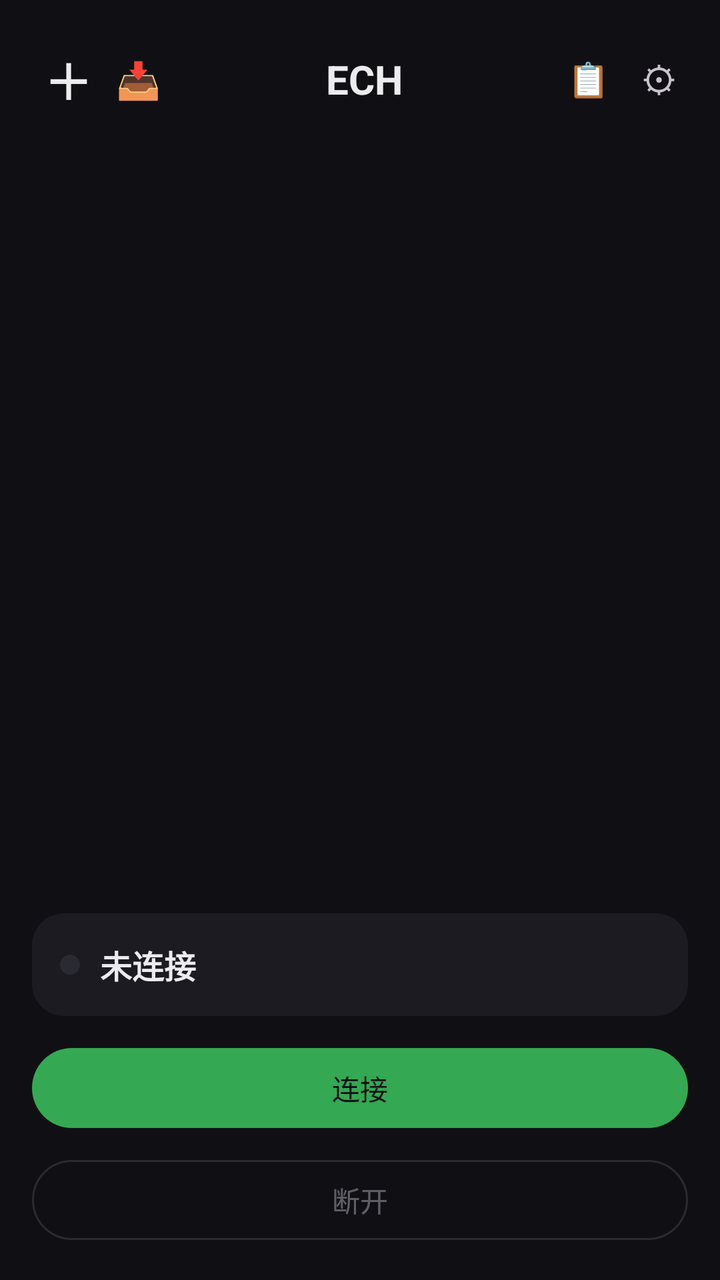
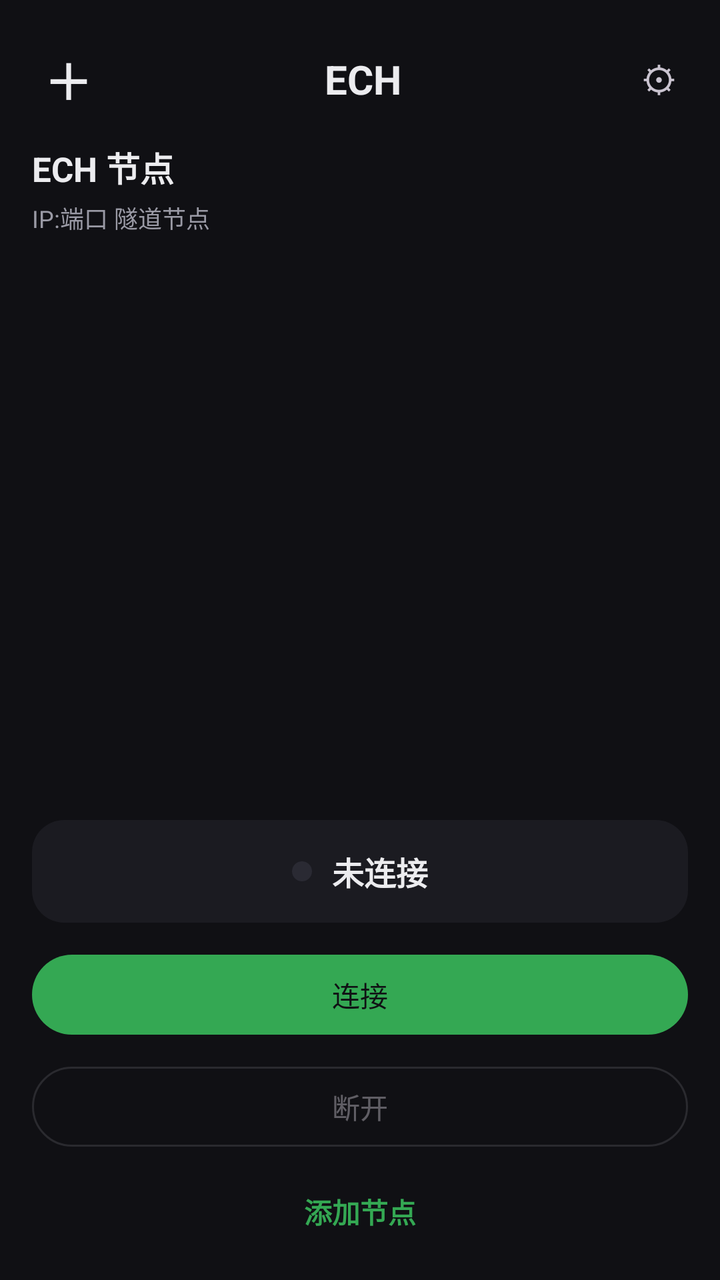

The first picture is an Android layout as it rendered before a commit; the second is the same layout after the commit. The layout source and the unified diff follow.
<!-- AndroidManifest.xml: application theme Theme.EchOS -->
<!-- res/layout/activity_main.xml -->
<?xml version="1.0" encoding="utf-8"?>
<LinearLayout xmlns:android="http://schemas.android.com/apk/res/android"
    android:layout_width="match_parent"
    android:layout_height="match_parent"
    android:orientation="vertical"
    android:background="@color/ech_bg"
    android:padding="16dp">

    
    <LinearLayout
        android:layout_width="match_parent"
        android:layout_height="wrap_content"
        android:gravity="center_vertical"
        android:orientation="horizontal">

        <TextView
            android:id="@+id/btnAddCard"
            android:layout_width="wrap_content"
            android:layout_height="wrap_content"
            android:background="?attr/selectableItemBackgroundBorderless"
            android:padding="6dp"
            android:text="＋"
            android:textColor="@color/ech_text"
            android:textSize="24sp"
            android:textStyle="bold" />

        <TextView
            android:id="@+id/btnImport"
            android:layout_width="wrap_content"
            android:layout_height="wrap_content"
            android:background="?attr/selectableItemBackgroundBorderless"
            android:padding="6dp"
            android:text="📥"
            android:textSize="18sp" />

        <TextView
            android:layout_width="0dp"
            android:layout_height="wrap_content"
            android:layout_weight="1"
            android:gravity="center"
            android:text="@string/ech_title"
            android:textColor="@color/ech_text"
            android:textSize="20sp"
            android:textStyle="bold" />

        <TextView
            android:id="@+id/btnLogs"
            android:layout_width="wrap_content"
            android:layout_height="wrap_content"
            android:background="?attr/selectableItemBackgroundBorderless"
            android:padding="6dp"
            android:text="📋"
            android:textSize="17sp" />

        <TextView
            android:id="@+id/btnSettings"
            android:layout_width="wrap_content"
            android:layout_height="wrap_content"
            android:layout_marginStart="4dp"
            android:background="?attr/selectableItemBackgroundBorderless"
            android:padding="6dp"
            android:text="⚙"
            android:textSize="18sp" />
    </LinearLayout>

    
    <LinearLayout
        android:id="@+id/emptyView"
        android:layout_width="match_parent"
        android:layout_height="0dp"
        android:layout_weight="1"
        android:gravity="center"
        android:orientation="vertical"
        android:visibility="gone">

        <TextView
            android:layout_width="wrap_content"
            android:layout_height="wrap_content"
            android:text="🛰"
            android:textSize="48sp" />

        <TextView
            android:layout_width="wrap_content"
            android:layout_height="wrap_content"
            android:layout_marginTop="12dp"
            android:text="@string/no_nodes"
            android:textColor="@color/ech_text"
            android:textSize="18sp"
            android:textStyle="bold" />

        <TextView
            android:layout_width="wrap_content"
            android:layout_height="wrap_content"
            android:layout_marginTop="6dp"
            android:gravity="center"
            android:text="@string/no_nodes_sub"
            android:textColor="@color/ech_sub"
            android:textSize="13sp" />
    </LinearLayout>

    
    <ScrollView
        android:id="@+id/cardsScroll"
        android:layout_width="match_parent"
        android:layout_height="0dp"
        android:layout_marginTop="8dp"
        android:layout_weight="1">

        <LinearLayout
            android:id="@+id/cardsContainer"
            android:layout_width="match_parent"
            android:layout_height="wrap_content"
            android:orientation="vertical" />
    </ScrollView>

    
    <LinearLayout
        android:id="@+id/statusCard"
        android:layout_width="match_parent"
        android:layout_height="wrap_content"
        android:layout_marginTop="12dp"
        android:background="@drawable/bg_status_card"
        android:orientation="vertical"
        android:padding="14dp">

        
        <LinearLayout
            android:layout_width="match_parent"
            android:layout_height="wrap_content"
            android:gravity="center_vertical"
            android:orientation="horizontal">

            <View
                android:id="@+id/statusDot"
                android:layout_width="10dp"
                android:layout_height="10dp"
                android:background="@drawable/bg_status_dot" />

            <TextView
                android:id="@+id/statusView"
                android:layout_width="wrap_content"
                android:layout_height="wrap_content"
                android:layout_marginStart="10dp"
                android:text="@string/disconnected"
                android:textColor="@color/ech_text"
                android:textSize="16sp"
                android:textStyle="bold" />
        </LinearLayout>

        
        <TextView
            android:id="@+id/statusError"
            android:layout_width="match_parent"
            android:layout_height="wrap_content"
            android:layout_marginTop="6dp"
            android:textColor="@color/ech_error"
            android:textSize="12sp"
            android:visibility="gone" />
    </LinearLayout>

    <com.google.android.material.button.MaterialButton
        android:id="@+id/btnStart"
        android:layout_width="match_parent"
        android:layout_height="wrap_content"
        android:layout_marginTop="12dp"
        android:text="@string/connect" />

    <com.google.android.material.button.MaterialButton
        android:id="@+id/btnStop"
        style="@style/Widget.Material3.Button.OutlinedButton"
        android:layout_width="match_parent"
        android:layout_height="wrap_content"
        android:layout_marginTop="8dp"
        android:enabled="false"
        android:text="@string/disconnect" />
</LinearLayout>
<!-- resources referenced by this layout -->
<resources>
  <color name="ech_bg">#101014</color>
  <color name="ech_error">#EA4335</color>
  <color name="ech_sub">#9A9AA5</color>
  <color name="ech_text">#ECECEF</color>
  <!-- drawable bg_status_card (drawable) -->
  <?xml version="1.0" encoding="utf-8"?>
  <shape xmlns:android="http://schemas.android.com/apk/res/android">
      <solid android:color="@color/ech_card" />
      <corners android:radius="16dp" />
  </shape>
  <!-- drawable bg_status_dot (drawable) -->
  <?xml version="1.0" encoding="utf-8"?>
  <shape xmlns:android="http://schemas.android.com/apk/res/android"
      android:shape="oval">
      <solid android:color="@color/ech_btn_disabled" />
      <size android:width="10dp" android:height="10dp" />
  </shape>
  <string name="connect">连接</string>
  <string name="disconnect">断开</string>
  <string name="disconnected">未连接</string>
  <string name="ech_title">ECH</string>
  <string name="no_nodes">还没有节点</string>
  <string name="no_nodes_sub">点击右上角 + 或下方按钮添加你的 Worker 节点</string>
  <style name="Theme.EchOS" parent="Theme.Material3.Dark.NoActionBar">
          <item name="android:windowBackground">@color/ech_bg</item>
          <item name="android:statusBarColor">@color/ech_topbar</item>
          <item name="android:navigationBarColor">@color/ech_bg</item>
          <item name="colorPrimary">@color/ech_green</item>
          <item name="colorPrimaryVariant">@color/ech_green_bg</item>
          <item name="colorOnPrimary">@color/ech_bg</item>
          <item name="android:colorAccent">@color/ech_green</item>
          <item name="android:textColorPrimary">@color/ech_text</item>
          <item name="android:textColorSecondary">@color/ech_sub</item>
          <item name="android:colorBackground">@color/ech_bg</item>
          <item name="android:windowLightStatusBar">false</item>
      </style>
  <color name="ech_card">#1B1B21</color>
  <color name="ech_btn_disabled">#2A2A33</color>
  <color name="ech_topbar">#17171C</color>
  <color name="ech_green">#34A853</color>
  <color name="ech_green_bg">#1E3A28</color>
</resources>

<!-- the commit's change to res/layout/activity_main.xml (unified diff, before → after) -->
@@ -25,15 +25,6 @@
             android:textStyle="bold" />
 
         <TextView
-            android:id="@+id/btnImport"
-            android:layout_width="wrap_content"
-            android:layout_height="wrap_content"
-            android:background="?attr/selectableItemBackgroundBorderless"
-            android:padding="6dp"
-            android:text="📥"
-            android:textSize="18sp" />
-
-        <TextView
             android:layout_width="0dp"
             android:layout_height="wrap_content"
             android:layout_weight="1"
@@ -42,15 +33,6 @@
             android:textColor="@color/ech_text"
             android:textSize="20sp"
             android:textStyle="bold" />
-
-        <TextView
-            android:id="@+id/btnLogs"
-            android:layout_width="wrap_content"
-            android:layout_height="wrap_content"
-            android:background="?attr/selectableItemBackgroundBorderless"
-            android:padding="6dp"
-            android:text="📋"
-            android:textSize="17sp" />
 
         <TextView
             android:id="@+id/btnSettings"
@@ -76,8 +58,9 @@
         <TextView
             android:layout_width="wrap_content"
             android:layout_height="wrap_content"
-            android:text="🛰"
-            android:textSize="48sp" />
+            android:text="⬡"
+            android:textColor="@color/ech_sub"
+            android:textSize="64sp" />
 
         <TextView
             android:layout_width="wrap_content"
@@ -96,6 +79,13 @@
             android:text="@string/no_nodes_sub"
             android:textColor="@color/ech_sub"
             android:textSize="13sp" />
+
+        <com.google.android.material.button.MaterialButton
+            android:id="@+id/btnEmptyAdd"
+            android:layout_width="wrap_content"
+            android:layout_height="wrap_content"
+            android:layout_marginTop="20dp"
+            android:text="@string/add_node" />
     </LinearLayout>
 
     
@@ -107,10 +97,41 @@
         android:layout_weight="1">
 
         <LinearLayout
-            android:id="@+id/cardsContainer"
             android:layout_width="match_parent"
             android:layout_height="wrap_content"
-            android:orientation="vertical" />
+            android:orientation="vertical">
+
+            
+            <LinearLayout
+                android:id="@+id/listHeader"
+                android:layout_width="match_parent"
+                android:layout_height="wrap_content"
+                android:orientation="vertical"
+                android:paddingBottom="12dp">
+
+                <TextView
+                    android:layout_width="wrap_content"
+                    android:layout_height="wrap_content"
+                    android:text="@string/nodes_title"
+                    android:textColor="@color/ech_text"
+                    android:textSize="17sp"
+                    android:textStyle="bold" />
+
+                <TextView
+                    android:layout_width="wrap_content"
+                    android:layout_height="wrap_content"
+                    android:layout_marginTop="4dp"
+                    android:text="@string/nodes_subtitle"
+                    android:textColor="@color/ech_sub"
+                    android:textSize="12sp" />
+            </LinearLayout>
+
+            <LinearLayout
+                android:id="@+id/cardsContainer"
+                android:layout_width="match_parent"
+                android:layout_height="wrap_content"
+                android:orientation="vertical" />
+        </LinearLayout>
     </ScrollView>
 
     
@@ -127,7 +148,7 @@
         <LinearLayout
             android:layout_width="match_parent"
             android:layout_height="wrap_content"
-            android:gravity="center_vertical"
+            android:gravity="center"
             android:orientation="horizontal">
 
             <View
@@ -153,6 +174,7 @@
             android:layout_width="match_parent"
             android:layout_height="wrap_content"
             android:layout_marginTop="6dp"
+            android:gravity="center"
             android:textColor="@color/ech_error"
             android:textSize="12sp"
             android:visibility="gone" />
@@ -173,4 +195,18 @@
         android:layout_marginTop="8dp"
         android:enabled="false"
         android:text="@string/disconnect" />
+
+    
+    <TextView
+        android:id="@+id/btnAddBottom"
+        android:layout_width="match_parent"
+        android:layout_height="wrap_content"
+        android:layout_marginTop="10dp"
+        android:background="?attr/selectableItemBackgroundBorderless"
+        android:gravity="center"
+        android:padding="8dp"
+        android:text="@string/add_node"
+        android:textColor="@color/ech_green"
+        android:textSize="14sp"
+        android:textStyle="bold" />
 </LinearLayout>
<!-- resource entries referenced after the edit -->
@@ -2,6 +2,7 @@
 <resources>
   <color name="ech_bg">#101014</color>
   <color name="ech_error">#EA4335</color>
+  <color name="ech_green">#34A853</color>
   <color name="ech_sub">#9A9AA5</color>
   <color name="ech_text">#ECECEF</color>
   <!-- drawable bg_status_card (drawable) -->
@@ -17,12 +18,15 @@
       <solid android:color="@color/ech_btn_disabled" />
       <size android:width="10dp" android:height="10dp" />
   </shape>
+  <string name="add_node">添加节点</string>
   <string name="connect">连接</string>
   <string name="disconnect">断开</string>
   <string name="disconnected">未连接</string>
   <string name="ech_title">ECH</string>
   <string name="no_nodes">还没有节点</string>
-  <string name="no_nodes_sub">点击右上角 + 或下方按钮添加你的 Worker 节点</string>
+  <string name="no_nodes_sub">点击右上角 + 添加第一个 IP:端口 节点</string>
+  <string name="nodes_subtitle">IP:端口 隧道节点</string>
+  <string name="nodes_title">ECH 节点</string>
   <style name="Theme.EchOS" parent="Theme.Material3.Dark.NoActionBar">
           <item name="android:windowBackground">@color/ech_bg</item>
           <item name="android:statusBarColor">@color/ech_topbar</item>
@@ -39,7 +43,6 @@
   <color name="ech_card">#1B1B21</color>
   <color name="ech_btn_disabled">#2A2A33</color>
   <color name="ech_topbar">#17171C</color>
-  <color name="ech_green">#34A853</color>
   <color name="ech_green_bg">#1E3A28</color>
 </resources>
 
